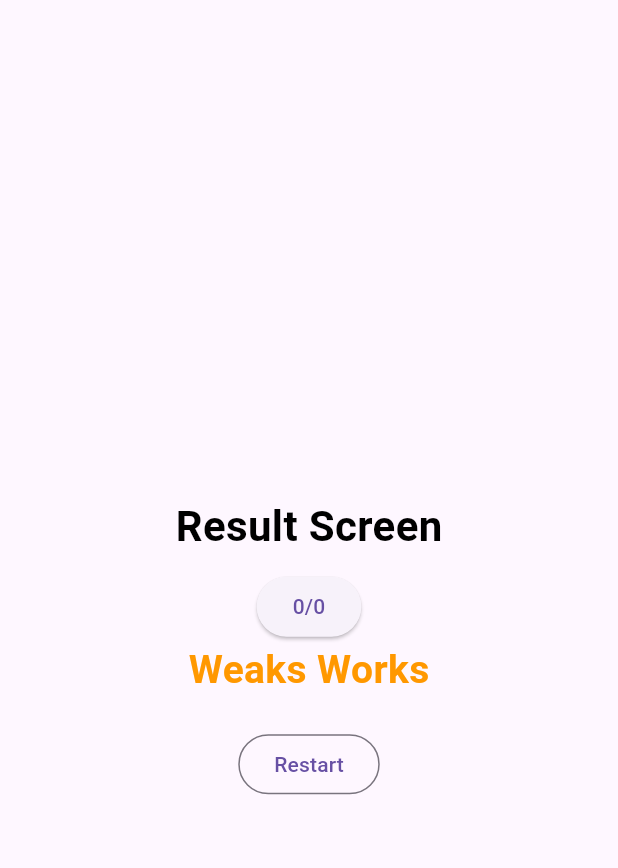
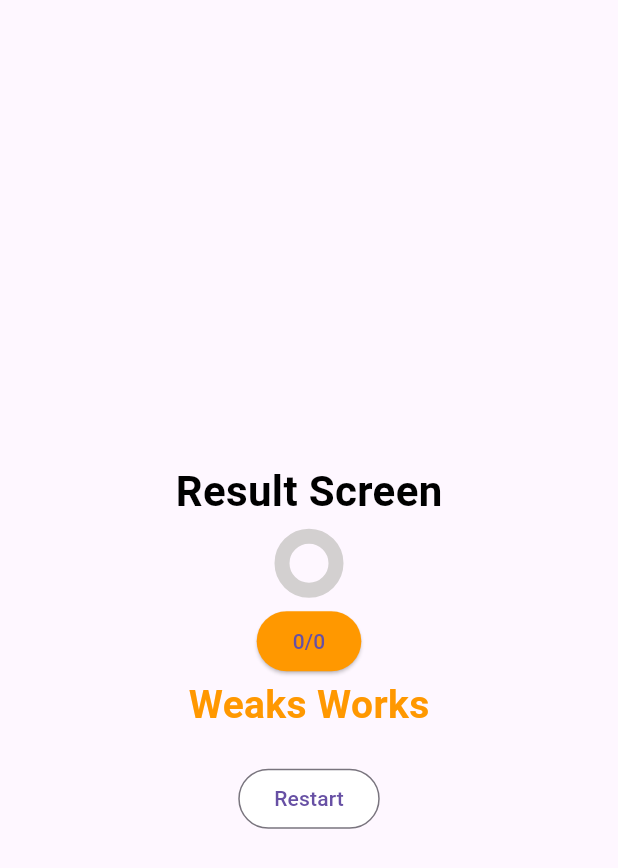
Before and after one commit to shalitha0113/Quiz_Apps, a Flutter app: the ResultScreen widget shown alone on an empty page, opened directly with empty values, on a phone screen of 412 x 824 dp. Shown: the top 868 px of the screen. Run offline on Flutter 3.47's test engine with Material 3 defaults, Android fonts, the phone set to English and light mode, and no system bars.

Commit message:
add result screen update - 3

```diff
--- a/quiz_app/lib/result_screen.dart
+++ b/quiz_app/lib/result_screen.dart
@@ -1,5 +1,6 @@
 import 'package:flutter/material.dart';
 import 'package:quiz_app/data/questions.dart';
+
 
 class ResultScreen extends StatelessWidget {
   const ResultScreen(
@@ -62,8 +63,21 @@ class ResultScreen extends StatelessWidget {
             const SizedBox(
               height: 10,
             ),
+            CircularProgressIndicator(
+
+              value: 0.1*numberOfCurrentAnswer,
+              backgroundColor: const Color.fromARGB(255, 211, 208, 208),
+              strokeWidth: 10.0,
+              valueColor: numberOfCurrentAnswer>=7 ? const AlwaysStoppedAnimation<Color>(Colors.green):numberOfCurrentAnswer>=5 ?const AlwaysStoppedAnimation<Color>(Colors.teal) :const AlwaysStoppedAnimation<Color>(Colors.orange),
+            ),
+             const SizedBox(
+              height: 10,
+            ),
             ElevatedButton(
                 onPressed: () {},
+                style: TextButton.styleFrom(
+                  backgroundColor: color
+                ) ,
                 child: Text("$numberOfCurrentAnswer/${summary.length}")),
             Container(
               decoration: const BoxDecoration(),
@@ -115,6 +129,7 @@ class ResultScreen extends StatelessWidget {
                 onPressed: () {
                   onAction('start');
                 },
+                style: TextButton.styleFrom(backgroundColor: Colors.white),
                 child: const Text('Restart'))
           ],
         ),
--- a/quiz_app/pubspec.yaml
+++ b/quiz_app/pubspec.yaml
@@ -9,6 +9,8 @@ environment:
 dependencies:
   flutter:
     sdk: flutter
+  percent_indicator: ^4.0.1
+
 
 dev_dependencies:
   flutter_test:
```
Also changed, not shown: quiz_app/lib/question_screen.dart (+32 -19 lines), quiz_app/lib/start_screen.dart (+8 -1 lines), quiz_app/pubspec.lock.
